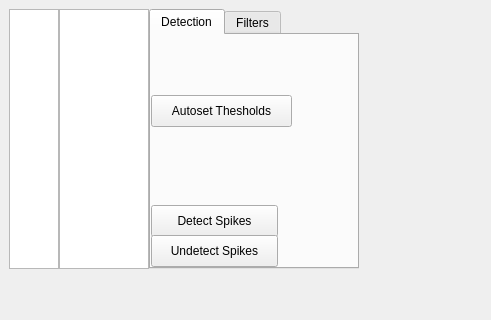
The window that mainwindow.ui (LeoJW/ampsorter) describes before a commit, drawn with Qt 5; both pictures show x 0 to 491 and y 0 to 320 of the 976 by 673 pixel window.
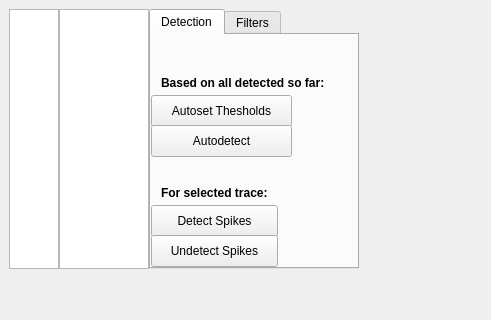
The same window after the commit. The open tabs and pages were chosen to show the change. Custom widgets are drawn as their Qt base class.

Commit message: autoset thresholds function added

Patch:
```diff
--- a/mainwindow.ui
+++ b/mainwindow.ui
@@ -90,6 +90,57 @@
          <string>Autoset Thesholds</string>
         </property>
        </widget>
+       <widget class="QPushButton" name="autodetectButton">
+        <property name="geometry">
+         <rect>
+          <x>0</x>
+          <y>90</y>
+          <width>141</width>
+          <height>32</height>
+         </rect>
+        </property>
+        <property name="text">
+         <string>Autodetect</string>
+        </property>
+       </widget>
+       <widget class="QLabel" name="label">
+        <property name="geometry">
+         <rect>
+          <x>10</x>
+          <y>150</y>
+          <width>121</width>
+          <height>16</height>
+         </rect>
+        </property>
+        <property name="font">
+         <font>
+          <weight>75</weight>
+          <bold>true</bold>
+         </font>
+        </property>
+        <property name="text">
+         <string>For selected trace:</string>
+        </property>
+       </widget>
+       <widget class="QLabel" name="label_2">
+        <property name="geometry">
+         <rect>
+          <x>10</x>
+          <y>40</y>
+          <width>191</width>
+          <height>16</height>
+         </rect>
+        </property>
+        <property name="font">
+         <font>
+          <weight>75</weight>
+          <bold>true</bold>
+         </font>
+        </property>
+        <property name="text">
+         <string>Based on all detected so far:</string>
+        </property>
+       </widget>
       </widget>
       <widget class="QWidget" name="tab_filter">
        <attribute name="title">
```
Left out of the diff: 6 changed lines with no effect on the pictures. The commit also changes 1 other file.
